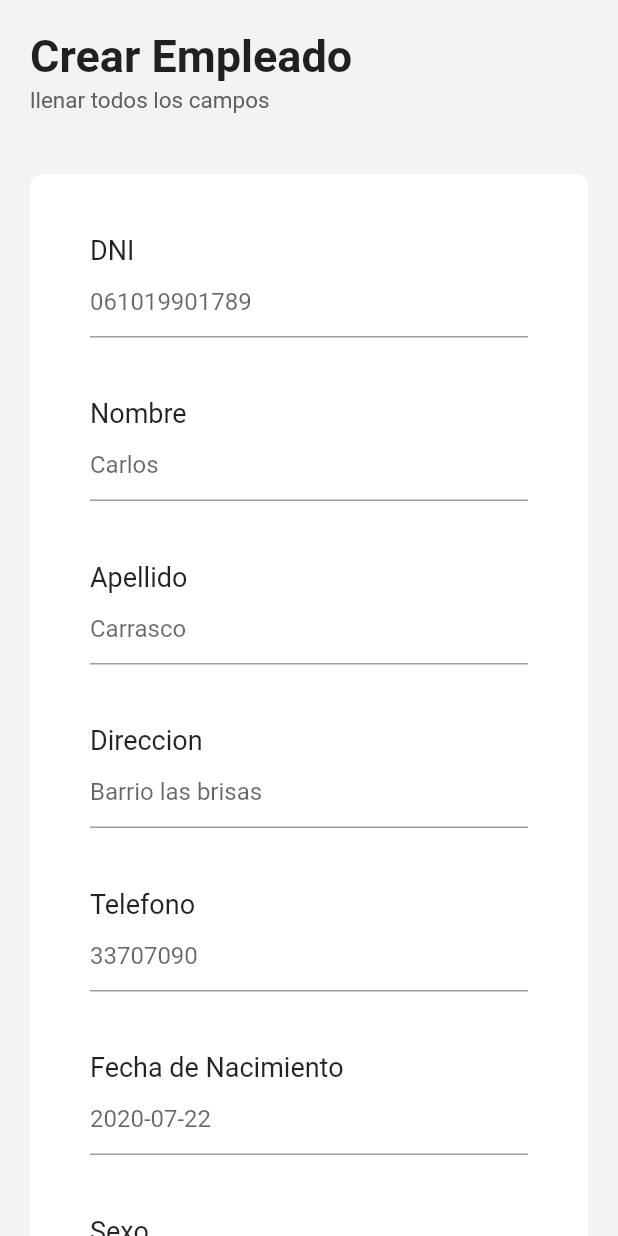
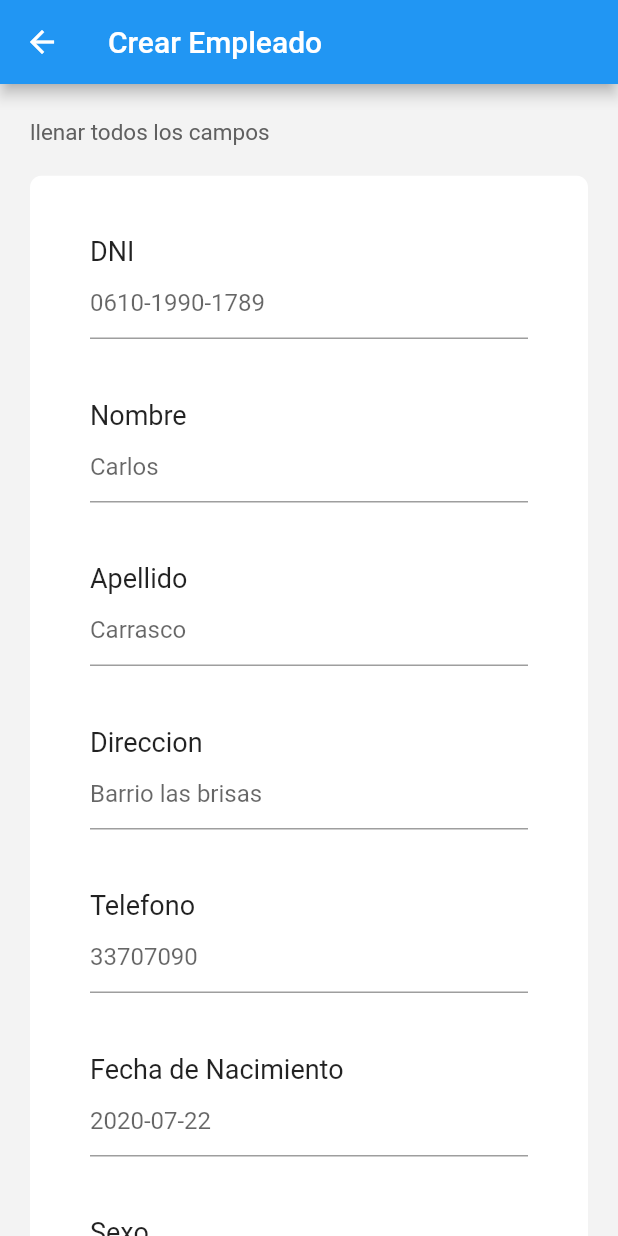
Before and after one commit to henryjavinu1/soft_frontend, a Flutter app: the crearEmpleados screen opened by its route, on a phone screen of 412 x 824 dp. Run offline on Flutter 3.47's test engine with Material 2 defaults, Android fonts, the phone set to English and light mode, and no system bars; our stand-ins replace datetime_picker_formfield, google_fonts, shared_preferences, simple_animations, supercharged; missing offline and left inert: dart:js, dart:js_util; accounts and stored records are empty; network calls fail.

Commit message:
realizando cambios en pantallas empleado

```diff
--- a/lib/screens/empleado/crearEmpleado.screen.dart
+++ b/lib/screens/empleado/crearEmpleado.screen.dart
@@ -19,7 +19,13 @@ class _CrearEmpleadosState extends State<crearEmpleados> {
 
   @override
   Widget build(context) =>
-      Scaffold(body: LayoutBuilder(builder: (context, constraints) {
+      Scaffold(
+        appBar: AppBar(
+            leading: IconButton(icon: const Icon( Icons.arrow_back),
+            onPressed: () {Navigator.pushReplacementNamed(context, 'traer_empleados');},),
+            title: Text('Crear Empleado'),
+          ),
+        body: LayoutBuilder(builder: (context, constraints) {
         return SingleChildScrollView(
           scrollDirection: Axis.vertical,
           child: Container(
@@ -32,16 +38,12 @@ class _CrearEmpleadosState extends State<crearEmpleados> {
                 mainAxisAlignment: MainAxisAlignment.center,
                 crossAxisAlignment: CrossAxisAlignment.start,
                 children: [
-                  const Text(
-                    "Crear Empleado",
-                    style: TextStyle(fontSize: 30, fontWeight: FontWeight.bold),
-                  ),
                   const SizedBox(height: 3),
                   const Text(
                     "llenar todos los campos",
                     style: TextStyle(fontSize: 15, color: Color(0xff606060)),
                   ),
-                  const SizedBox(height: 40),
+                  const SizedBox(height: 20),
                   ClipRRect(
                     borderRadius: BorderRadius.circular(8),
                     child: Container(
@@ -60,7 +62,7 @@ class _CrearEmpleadosState extends State<crearEmpleados> {
                                 controller: dniController,
                                 decoration: InputDecoration(
                                     border: UnderlineInputBorder(),
-                                    hintText: '061019901789'),
+                                    hintText: '0610-1990-1789'),
                               ),
                               SizedBox(
                                 height: 40,
```
Also changed, not shown: lib/screens/empleado/todosLosEmpleados.screen.dart (+5 -3 lines).
